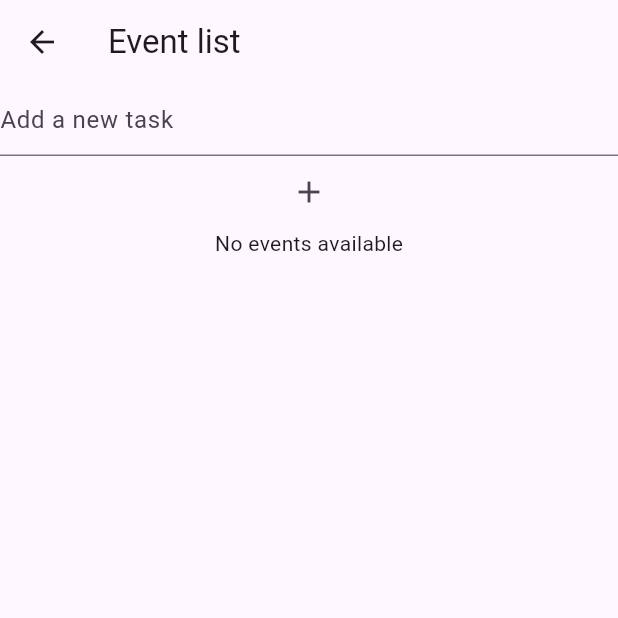
After one commit to Deepak-Kumar-01/Universify, a Flutter app: the CollegeEvents screen opened directly, on a phone screen of 412 x 824 dp, the top half of it. The commit adds this screen. Run offline on Flutter 3.47's test engine with Material 3 defaults, Android fonts, the phone set to English and light mode, and no system bars; our stand-ins replace cloud_firestore, firebase_auth, firebase_core, flutter_native_splash, flutter_secure_storage; accounts and stored records are empty; generated files the repository leaves out were written again.

Commit message:
Event card design added

```diff
--- a/lib/main.dart
+++ b/lib/main.dart
@@ -1,3 +1,4 @@
+import 'package:cloud_firestore/cloud_firestore.dart';
 import 'package:firebase_core/firebase_core.dart';
 import 'package:flutter/material.dart';
 import 'package:flutter_native_splash/flutter_native_splash.dart';
@@ -16,8 +17,8 @@ void main() async {
     options: DefaultFirebaseOptions.currentPlatform,
   );
   // //To cache data by firebase
-  // FirebaseFirestore.instance.settings =
-  //     const Settings(persistenceEnabled: true);
+  FirebaseFirestore.instance.settings =
+      const Settings(persistenceEnabled: true);
   runApp(MyApp());
 }
 
--- /dev/null
+++ b/lib/modals/event_model.dart
@@ -0,0 +1,27 @@
+import 'package:cloud_firestore/cloud_firestore.dart';
+
+class EventModel {
+  String title;
+  bool isDone;
+  Timestamp createdOn;
+
+  EventModel({required this.title, required this.isDone, required this.createdOn});
+
+  // Convert Event to Map for Firestore
+  Map<String,dynamic> toMap(){
+    return{
+      'title':title,
+      'isDone':isDone,
+      'createdOn':createdOn
+    };
+  }
+
+  //Convert firebase Document to Event object
+  factory EventModel.fromDocument(DocumentSnapshot doc){
+    return EventModel(
+      title: doc['title'],
+      isDone: doc['isDone'],
+      createdOn: doc['createdOn']
+    );
+  }
+}
--- /dev/null
+++ b/lib/services/event_database_services.dart
@@ -0,0 +1,32 @@
+import 'package:cloud_firestore/cloud_firestore.dart';
+
+import '../modals/event_model.dart';
+
+class EventDatabaseServices {
+  String? dept;
+  late final CollectionReference eventCollectionReference;
+
+  EventDatabaseServices(String department) {
+    this.dept = department;
+    eventCollectionReference = FirebaseFirestore.instance.collection(dept!);
+  }
+
+  //initiate stream
+  Stream<List<EventModel>> getEvents() {
+    return eventCollectionReference.snapshots().map((query) =>
+        query.docs.map((doc) => EventModel.fromDocument(doc)).toList());
+  }
+
+  //Add new event
+  Future<void> addEvent(String title)async{
+    await eventCollectionReference.add({
+      'title':title,
+      'isDone':false,
+      'createdOn':DateTime.timestamp()
+    });
+  }
+  //Delete Event
+  Future<void> deleteEvent(String id) async{
+    await eventCollectionReference.doc(id).delete();
+  }
+}
--- /dev/null
+++ b/lib/views/events/collegeEvents.dart
@@ -0,0 +1,88 @@
+import 'package:flutter/material.dart';
+import 'package:universify/services/event_database_services.dart';
+
+import 'collegeEventCard.dart';
+
+class CollegeEvents extends StatefulWidget {
+  const CollegeEvents({super.key});
+
+  @override
+  State<CollegeEvents> createState() => _CollegeEventsState();
+}
+
+class _CollegeEventsState extends State<CollegeEvents> {
+  final EventDatabaseServices eventDatabaseServices=EventDatabaseServices("mca_event");
+  final TextEditingController controller1=TextEditingController();
+  @override
+  Widget build(BuildContext context) {
+    return Scaffold(
+      appBar: AppBar(
+        title: Text("Event list"),
+      ),
+      body: Column(
+        children: [
+          TextField(
+            controller: controller1,
+            decoration: InputDecoration(hintText: 'Add a new task'),
+          ),
+          IconButton(
+            icon: Icon(Icons.add),
+            onPressed: (){
+              if(controller1.text.isNotEmpty){
+                eventDatabaseServices.addEvent(controller1.text);
+                controller1.clear();
+              }
+            },
+          ),
+          StreamBuilder(stream: eventDatabaseServices.getEvents(), builder: (context,snapshot){
+            if (snapshot.connectionState == ConnectionState.waiting) {
+              return Center(child: CircularProgressIndicator());
+            }
+            if (snapshot.hasError) {
+              return Center(child: Text("Error: ${snapshot.error}"));
+            }
+            if (!snapshot.hasData || snapshot.data!.isEmpty) {
+              return Center(child: Text("No events available"));
+            }
+            final events=snapshot.data!;
+            // return Expanded(
+            //   child: ListView.builder(
+            //     itemCount: events.length,
+            //     itemBuilder: (context,index){
+            //       final event= events[index];
+            //       return ListTile(
+            //         title: Text(event.title),
+            //         trailing: Checkbox(
+            //           value: event.isDone,
+            //           onChanged: (bool? value) {  },
+            //         ),
+            //       );
+            //     },
+            //   ),
+            // );
+            return Expanded(
+              child: ListView.builder(
+                itemCount: events.length,
+                itemBuilder: (context, index) {
+                  final event = events[index];
+                  return CollegeEventCard(
+                    title: "Flutter Workshop",
+                    department: "Computer Science",
+                    dateTime: DateTime(2024, 11, 12, 10, 30),
+                    contactDetails: "+1234567890",
+                    venue: "Auditorium, Block A",
+                    description: "An introductory workshop on Flutter for mobile app development.",
+                    techTag: "Flutter",
+                    backgroundColor: Colors.blueGrey[900]!, // Custom background color
+                    textColor: Colors.white,                // Custom text color
+                    imageUrl: "assets/images/lazyPanda.jpg",
+                  );
+                },
+              ),
+            );
+          })
+        ],
+      ),
+    );
+  }
+}
--- a/lib/views/home/home.dart
+++ b/lib/views/home/home.dart
@@ -1,9 +1,11 @@
+import 'package:flutter/cupertino.dart';
 import 'package:flutter/material.dart';
 import 'package:provider/provider.dart';
 import 'package:universify/services/firebase_auth_service.dart';
 import 'package:universify/views/admin/newSession/newSession.dart';
 import 'package:universify/views/admin/newUser/newUserRegistration.dart';
 import 'package:universify/views/auth/login/view/loginMediumDevice.dart';
+import 'package:universify/views/events/collegeEvents.dart';
 import 'package:universify/widgets/grid_item.dart';
 import '../../controllers/auth_controller.dart';
 import '../../services/user_secure_storage.dart';
@@ -22,7 +24,9 @@ class Home extends StatelessWidget {
         padding: EdgeInsets.all(16),
         child: GridView.count(crossAxisCount: 2,children: [
           GridItem(title: "New User",tileColor: Colors.pink,url:"assets/adminIcons/createAuth.png",navigateTo: NewUserRegistration(),),
-          GridItem(title: "New Session ",tileColor: Colors.orange,url:"assets/images/Java.png",navigateTo: NewSession(),)
+          GridItem(title: "New Session ",tileColor: Colors.orange,url:"assets/images/Java.png",navigateTo: NewSession(),),
+          GridItem(title: "New User",tileColor: Colors.grey,url:"assets/adminIcons/createAuth.png",navigateTo: CollegeEvents(),),
+
 
         ],),
       ),
--- a/pubspec.yaml
+++ b/pubspec.yaml
@@ -43,6 +43,7 @@ dependencies:
   provider: ^6.1.2
   flutter_native_splash: ^2.4.0
   cloud_firestore: ^5.4.0
+  intl: ^0.19.0
 
 dev_dependencies:
   flutter_test:
```
Also changed, not shown: lib/views/events/collegeEventCard.dart (added, +136 -0 lines), pubspec.lock.
